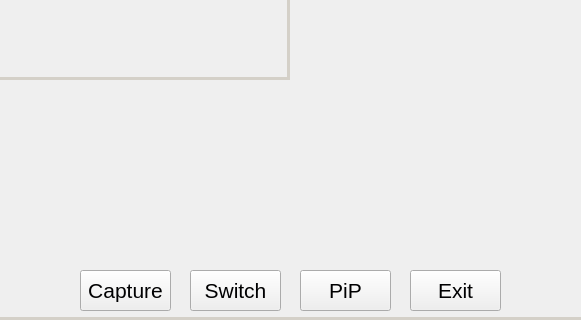
Qt form src/mainwindow.ui (DeVdistress/dual-camera-demo-1.0) before a commit; both pictures show x 110 to 691 and y 160 to 480 of the 800 by 480 pixel window.
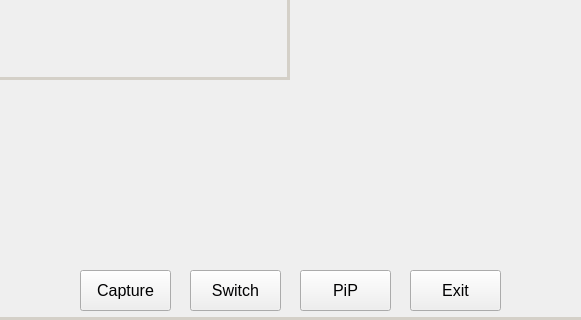
The same form after that commit.

Patch:
```diff
--- a/src/mainwindow.ui
+++ b/src/mainwindow.ui
@@ -117,7 +117,7 @@
     <property name="font">
      <font>
       <family>Ubuntu</family>
-      <pointsize>16</pointsize>
+      <pointsize>12</pointsize>
       <weight>50</weight>
       <italic>false</italic>
       <bold>false</bold>
@@ -233,7 +233,7 @@
     <property name="font">
      <font>
       <family>Ubuntu</family>
-      <pointsize>16</pointsize>
+      <pointsize>12</pointsize>
      </font>
     </property>
     <property name="styleSheet">
@@ -346,7 +346,7 @@
     <property name="font">
      <font>
       <family>Ubuntu</family>
-      <pointsize>16</pointsize>
+      <pointsize>12</pointsize>
      </font>
     </property>
     <property name="styleSheet">
@@ -459,7 +459,7 @@
     <property name="font">
      <font>
       <family>Ubuntu</family>
-      <pointsize>16</pointsize>
+      <pointsize>12</pointsize>
      </font>
     </property>
     <property name="styleSheet">
```
